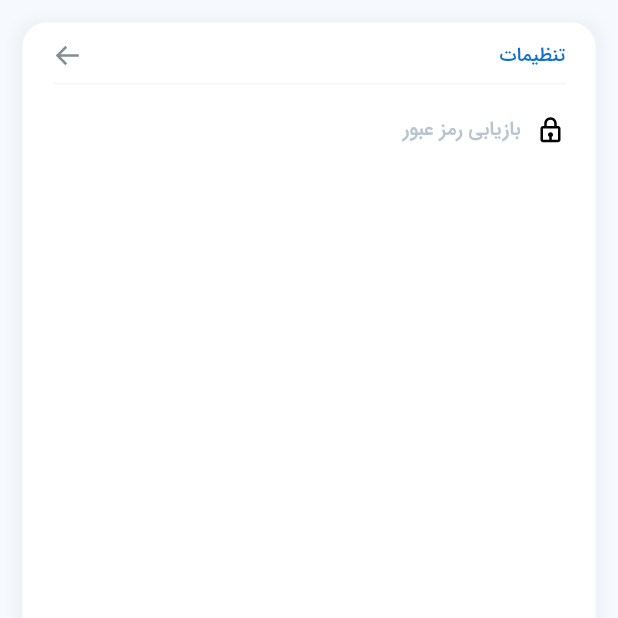
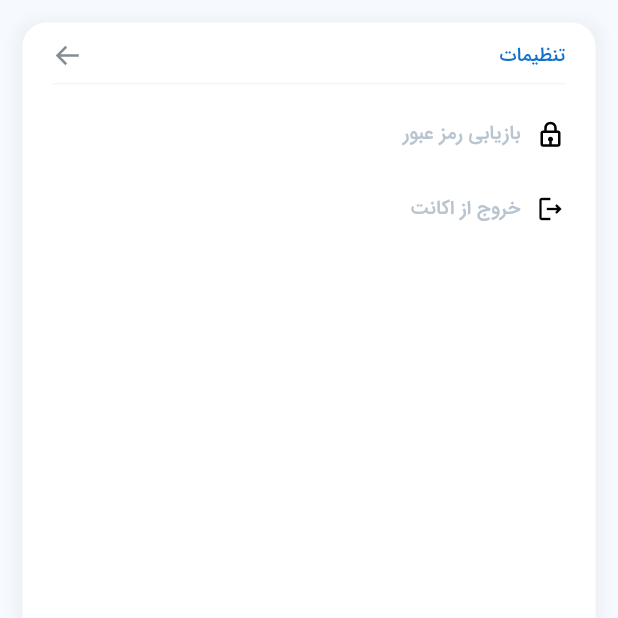
Before and after one commit to alyhd80/mohaseb, a Flutter app: the SettingPage screen opened by its route, on a phone screen of 412 x 824 dp, the top half of it. Run offline on Flutter 3.47's test engine with Material 3 defaults, Android fonts, the phone set to English and light mode, and no system bars; our stand-ins replace auto_route, boxicons, dio, file_picker, flutter_riverpod, fluttertoast and 4 more; missing offline and left inert: number_text_input_formatter, universal_html; accounts and stored records are empty; generated files the repository leaves out were written again.

Commit message:
02/09/24

```diff
--- a/lib/route/AppRouter.dart
+++ b/lib/route/AppRouter.dart
@@ -33,6 +33,11 @@ class AppRouter extends $AppRouter {
       path: "/setting/",
       transitionsBuilder: TransitionsBuilders.slideLeft,
     ),
+    CustomRoute(
+      page:Change_password.page,
+      path: "/change_password/",
+      transitionsBuilder: TransitionsBuilders.fadeIn,
+    ),
       ];
 }
 
--- a/lib/screen/profile/component/profile_top_widget.dart
+++ b/lib/screen/profile/component/profile_top_widget.dart
@@ -194,7 +194,6 @@ class ProfileTopWidget extends ConsumerWidget {
                             child: viewModel.isEditable
                                 ? Container(
                                     padding: EdgeInsets.symmetric(vertical: 2),
-                                    margin: EdgeInsets.only(left: 8),
                                     decoration: BoxDecoration(
                                         borderRadius: BorderRadius.circular(5),
                                         border:
@@ -272,7 +271,6 @@ class ProfileTopWidget extends ConsumerWidget {
                                   ? Container(
                                       padding:
                                           EdgeInsets.symmetric(vertical: 2),
-                                      margin: EdgeInsets.only(left: 8),
                                       decoration: BoxDecoration(
 
                                           borderRadius:
--- a/lib/screen/setting/component/setting_body.dart
+++ b/lib/screen/setting/component/setting_body.dart
@@ -72,6 +72,10 @@ class SettingBody extends StatelessWidget {
                 height: size.height * 0.01 > 15 ? 15 : size.height * 0.01,
               ),
 SettingFeatureWidget(size: size, iconData: Boxicons.bx_lock, title: "بازیابی رمز عبور"),
+              SettingFeatureWidget(size: size, iconData: Icons.logout_outlined, title: "خروج از اکانت"),
+
+
+
               SizedBox(height: size.height*0.5,)
             ],
           ),
--- a/lib/screen/setting/component/setting_feature_widget.dart
+++ b/lib/screen/setting/component/setting_feature_widget.dart
@@ -5,18 +5,21 @@ class SettingFeatureWidget extends StatelessWidget {
   final Size size;
   final IconData iconData;
   final String title;
+  final VoidCallback? onTap;
 
   const SettingFeatureWidget(
       {super.key,
       required this.size,
       required this.iconData,
-      required this.title});
+      required this.title, this.onTap});
 
   @override
   Widget build(BuildContext context) {
-    return Container(
+    return GestureDetector(
+      onTap: onTap,
+      child: Container(
       decoration: BoxDecoration(color: Colors.transparent),
-      padding: EdgeInsets.symmetric(vertical: 12),
+        padding: EdgeInsets.symmetric(vertical: 15),
         child: Row(
           mainAxisAlignment: MainAxisAlignment.end,
           children: [
@@ -36,6 +39,7 @@ class SettingFeatureWidget extends StatelessWidget {
 
           ],
         ),
+      ),
     );
   }
 }
```
Also changed, not shown: lib/screen/chnage_password/change_password_page.dart (added, +12 -0 lines), lib/screen/main/component/bottom_sheet.dart (+4 -4 lines), lib/route/AppRouter.gr.dart. Lines whose indentation alone changed are shown as unchanged.
